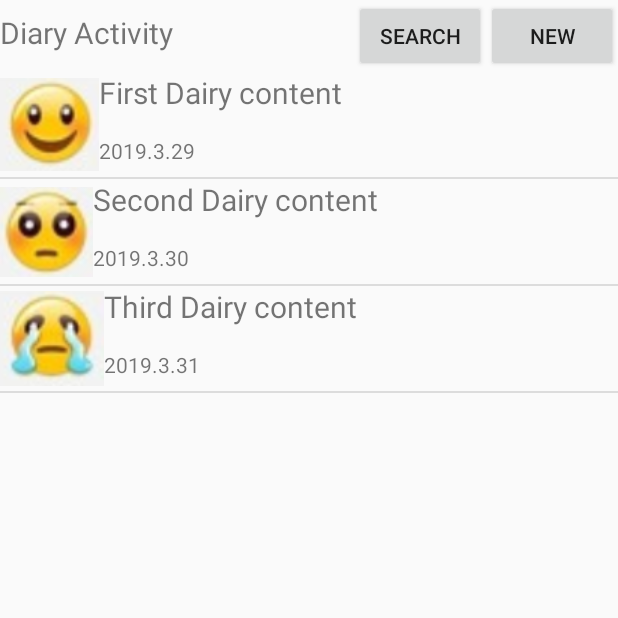
After one commit to HJSUNG/capstone-design_2019, an Android app: the DiaryActivity screen opened directly, with no data from a screen before it, on a phone screen of 412 x 824 dp, the top half of it. The commit adds this screen. Run offline under Robolectric (Android 15) with nearby library versions, the phone set to English and light mode, and no system bars.

Commit message:
implement diary listview

```diff
--- a/application/app/src/main/AndroidManifest.xml
+++ b/application/app/src/main/AndroidManifest.xml
@@ -16,7 +16,7 @@
                 <category android:name="android.intent.category.LAUNCHER" />
             </intent-filter>
         </activity>
-        <activity android:name=".DairyActivity"></activity>
+        <activity android:name=".DiaryActivity"></activity>
     </application>
 
 </manifest>
--- a/application/app/src/main/java/csecau/capstone/capstone02/DairyActivity.java
+++ /dev/null
@@ -1,13 +0,0 @@
-package csecau.capstone.capstone02;
-
-import android.support.v7.app.AppCompatActivity;
-import android.os.Bundle;
-
-public class DairyActivity extends AppCompatActivity {
-
-    @Override
-    protected void onCreate(Bundle savedInstanceState) {
-        super.onCreate(savedInstanceState);
-        setContentView(R.layout.activity_dairy);
-    }
-}
--- /dev/null
+++ b/application/app/src/main/java/csecau/capstone/capstone02/DiaryActivity.java
@@ -0,0 +1,33 @@
+package csecau.capstone.capstone02;
+
+import android.support.v4.content.ContextCompat;
+import android.support.v7.app.AppCompatActivity;
+import android.os.Bundle;
+import android.widget.ListView;
+
+public class DiaryActivity extends AppCompatActivity {
+
+    @Override
+    protected void onCreate(Bundle savedInstanceState) {
+        super.onCreate(savedInstanceState);
+        setContentView(R.layout.activity_dairy);
+
+        ListView listview;
+        diary_listviewAdapter adapter;
+
+        adapter = new diary_listviewAdapter();
+
+        listview = (ListView) findViewById(R.id. dairylistview);
+        listview.setAdapter(adapter);
+
+        // 첫 번째 아이템 추가.
+        adapter.addItem(ContextCompat.getDrawable(this, R.drawable.image_good),
+                "First Dairy content", "2019.3.29") ;
+        // 두 번째 아이템 추가.
+        adapter.addItem(ContextCompat.getDrawable(this, R.drawable.image_soso),
+                "Second Dairy content", "2019.3.30") ;
+        // 세 번째 아이템 추가.
+        adapter.addItem(ContextCompat.getDrawable(this, R.drawable.image_bad),
+                "Third Dairy content", "2019.3.31") ;
+    }
+}
--- a/application/app/src/main/java/csecau/capstone/capstone02/MainActivity.java
+++ b/application/app/src/main/java/csecau/capstone/capstone02/MainActivity.java
@@ -1,7 +1,10 @@
 package csecau.capstone.capstone02;
 
+import android.content.Intent;
 import android.support.v7.app.AppCompatActivity;
 import android.os.Bundle;
+import android.view.View;
+import android.widget.Button;
 
 import com.github.mikephil.charting.charts.LineChart;
 import com.github.mikephil.charting.data.Entry;
@@ -13,10 +16,22 @@ import java.util.ArrayList;
 
 public class MainActivity extends AppCompatActivity {
 
+    private Button diaryButton;
+
     @Override
     protected void onCreate(Bundle savedInstanceState) {
         super.onCreate(savedInstanceState);
         setContentView(R.layout.activity_main);
+
+        diaryButton = (Button) findViewById(R.id.DiaryButton);
+
+        diaryButton.setOnClickListener(new View.OnClickListener() {
+            @Override
+            public void onClick(View v) {
+                Intent intent = new Intent(getApplicationContext(), DiaryActivity.class);
+                startActivity(intent);
+            }
+        });
 
         LineChart lineChart = (LineChart) findViewById(R.id.chart);
 
--- /dev/null
+++ b/application/app/src/main/java/csecau/capstone/capstone02/diary_listview.java
@@ -0,0 +1,33 @@
+package csecau.capstone.capstone02;
+
+import android.graphics.drawable.Drawable;
+
+public class diary_listview {
+    private Drawable icon;
+    private String content;
+    private String Time;
+
+    public Drawable getIcon() {
+        return icon;
+    }
+
+    public String getContent() {
+        return content;
+    }
+
+    public String getTime() {
+        return Time;
+    }
+
+    public void setIcon(Drawable icon) {
+        this.icon = icon;
+    }
+
+    public void setContent(String content) {
+        this.content = content;
+    }
+
+    public void setTime(String time) {
+        Time = time;
+    }
+}
--- /dev/null
+++ b/application/app/src/main/java/csecau/capstone/capstone02/diary_listviewAdapter.java
@@ -0,0 +1,68 @@
+package csecau.capstone.capstone02;
+
+import android.content.Context;
+import android.graphics.drawable.Drawable;
+import android.view.LayoutInflater;
+import android.view.View;
+import android.view.ViewGroup;
+import android.widget.BaseAdapter;
+import android.widget.ImageView;
+import android.widget.TextView;
+
+import java.util.ArrayList;
+
+public class diary_listviewAdapter extends BaseAdapter {
+    private ArrayList<diary_listview> listviewItemList = new ArrayList<diary_listview>();
+
+    @Override
+    public  Object getItem(int position) {
+        return listviewItemList.get(position);
+    }
+
+    @Override
+    public long getItemId(int position) {
+        return position;
+    }
+
+    @Override
+    public int getCount() {
+        return listviewItemList.size();
+    }
+
+    @Override
+    public View getView(int position, View convertView, ViewGroup parent) {
+        final int pos = position;
+        final Context context = parent.getContext();
+
+        // "listview_item" Layout을 inflate하여 convertView 참조 획득.
+        if (convertView == null) {
+            LayoutInflater inflater = (LayoutInflater) context.getSystemService(Context.LAYOUT_INFLATER_SERVICE);
+            convertView = inflater.inflate(R.layout.layout_diary, parent, false);
+        }
+
+        // 화면에 표시될 View(Layout이 inflate된)으로부터 위젯에 대한 참조 획득
+        ImageView iconImageView = (ImageView) convertView.findViewById(R.id.dairy_image_view) ;
+        TextView contentTextView = (TextView) convertView.findViewById(R.id.dairy_text_content) ;
+        TextView timeTextView = (TextView) convertView.findViewById(R.id.dairy_text_time) ;
+
+        // Data Set(listViewItemList)에서 position에 위치한 데이터 참조 획득
+        diary_listview listViewItem = listviewItemList.get(position);
+
+        // 아이템 내 각 위젯에 데이터 반영
+        iconImageView.setImageDrawable(listViewItem.getIcon());
+        contentTextView.setText(listViewItem.getContent());
+        timeTextView.setText(listViewItem.getTime());
+
+        return convertView;
+    }
+
+    public void addItem(Drawable icon, String content, String time) {
+        diary_listview item = new diary_listview();
+
+        item.setIcon(icon);
+        item.setContent(content);
+        item.setTime(time);
+
+        listviewItemList.add(item);
+    }
+}
--- a/application/app/src/main/res/layout/activity_dairy.xml
+++ b/application/app/src/main/res/layout/activity_dairy.xml
@@ -4,6 +4,56 @@
     xmlns:tools="http://schemas.android.com/tools"
     android:layout_width="match_parent"
     android:layout_height="match_parent"
-    tools:context=".DairyActivity">
+    tools:context=".DiaryActivity">
+
+    <LinearLayout
+        android:layout_width="match_parent"
+        android:layout_height="match_parent"
+        android:orientation="vertical">
+
+        <LinearLayout
+            android:layout_width="match_parent"
+            android:layout_height="wrap_content"
+            android:gravity="right"
+            android:id="@+id/dairylayout_first">
+
+            <TextView
+                android:layout_width="wrap_content"
+                android:layout_height="wrap_content"
+                android:text="Diary Activity"
+                android:layout_weight="1"
+                android:textSize="20sp"/>
+
+            <Button
+                android:layout_width="wrap_content"
+                android:layout_height="wrap_content"
+                android:id="@+id/searchbutton"
+                android:text="search"/>
+
+            <Button
+                android:layout_width="wrap_content"
+                android:layout_height="wrap_content"
+                android:id="@+id/newdiarybutton"
+                android:text="New" />
+        </LinearLayout>
+
+        <LinearLayout
+            android:layout_width="match_parent"
+            android:layout_height="match_parent"
+            android:layout_weight="1"
+            android:id="@+id/dairylayout_second">
+
+            <ListView
+                android:layout_width="match_parent"
+                android:layout_height="match_parent"
+                android:id="@+id/dairylistview">
+
+            </ListView>
+
+
+        </LinearLayout>
+
+
+    </LinearLayout>
 
 </android.support.constraint.ConstraintLayout>
--- /dev/null
+++ b/application/app/src/main/res/layout/layout_diary.xml
@@ -0,0 +1,43 @@
+<?xml version="1.0" encoding="utf-8"?>
+<RelativeLayout xmlns:android="http://schemas.android.com/apk/res/android"
+android:layout_width="match_parent"
+android:layout_height="70dp">
+
+<LinearLayout
+    android:layout_width="wrap_content"
+    android:layout_height="match_parent"
+    android:orientation="horizontal"
+    android:id="@+id/dairy_image_layout"
+    android:layout_alignParentLeft="true">
+
+    <ImageView
+        android:layout_width="match_parent"
+        android:layout_height="match_parent"
+        android:id="@+id/dairy_image_view"
+        android:src="@drawable/image_good"/>
+</LinearLayout>
+
+<LinearLayout
+    android:layout_width="wrap_content"
+    android:layout_height="match_parent"
+    android:orientation="vertical"
+    android:id="@+id/dairy_text_layout"
+    android:layout_toRightOf="@id/dairy_image_layout">
+
+    <TextView
+        android:layout_width="match_parent"
+        android:layout_height="wrap_content"
+        android:id="@+id/dairy_text_content"
+        android:layout_weight="2"
+        android:textSize="20sp"
+        android:text="Content of dairy"/>
+
+    <TextView
+        android:layout_width="match_parent"
+        android:layout_height="wrap_content"
+        android:id="@+id/dairy_text_time"
+        android:layout_weight="1"
+        android:text="Time of dairy"/>
+</LinearLayout>
+
+</RelativeLayout>
```
Also changed, not shown: application/app/src/main/res/drawable/image_bad.PNG (added), application/app/src/main/res/drawable/image_good.PNG (added), application/app/src/main/res/drawable/image_soso.PNG (added).
